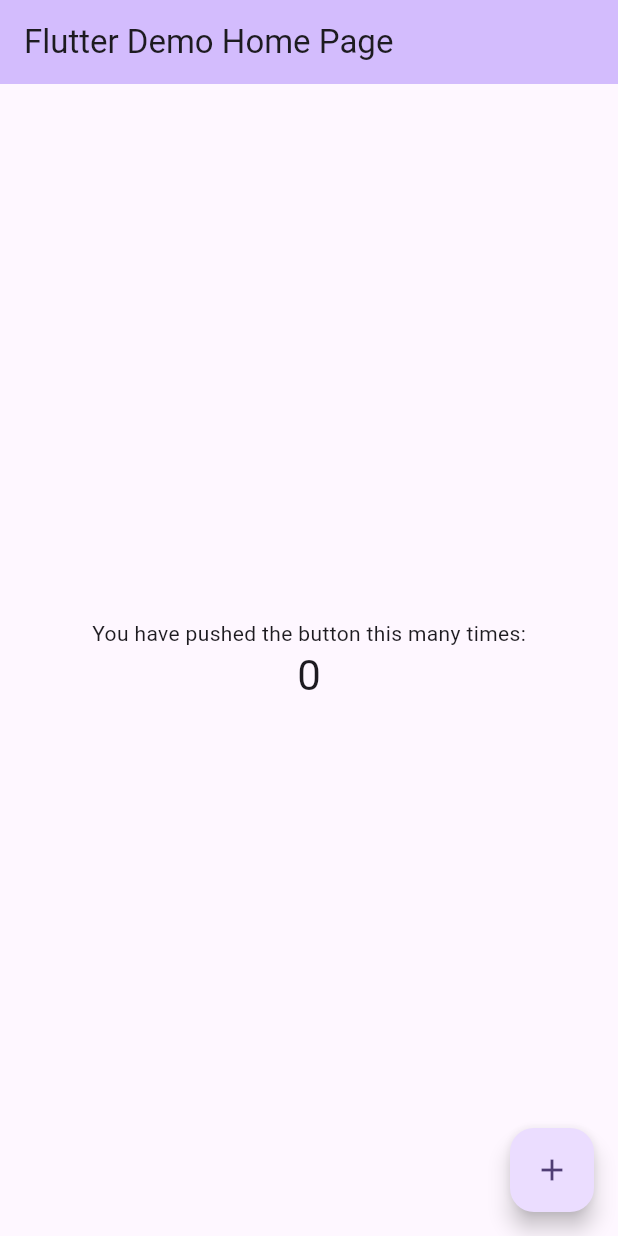
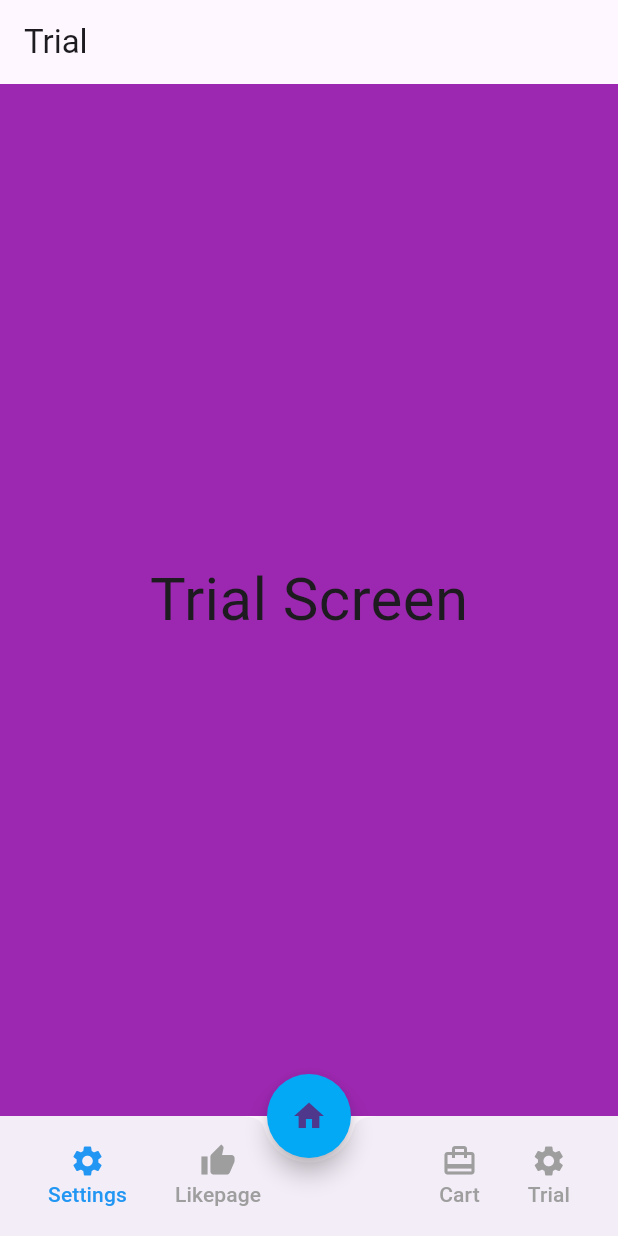
Before and after one commit to Vinoth-Android/ai_ecom_flutter, a Flutter app: the screen it shows after launch, on a phone screen of 412 x 824 dp. Run offline on Flutter 3.47's test engine with Material 3 defaults, Android fonts, the phone set to English and light mode, and no system bars; our stand-ins replace flutter_card_swiper, get, image_picker, permission_handler, shared_preferences.

Commit message:
get after bug fix

```diff
--- /dev/null
+++ b/lib/home.dart
@@ -0,0 +1,168 @@
+import 'package:ai_ecom_flutter/page/trial.dart';
+import 'package:ai_ecom_flutter/page/likepage.dart';
+import 'package:ai_ecom_flutter/page/cart.dart';
+import 'page/cardswip.dart';
+import 'page/trial.dart';
+import 'page/settings.dart';
+import 'package:flutter/material.dart';
+
+class Home extends StatefulWidget {
+  const Home({Key? key});
+
+  @override
+  HomeState createState() => HomeState();
+}
+
+class HomeState extends State<Home> {
+  int currentTab = 0;
+  final List<Widget> screens = [
+    const Trial(),
+    const Cart(),
+    const Settings(),
+  ];
+
+  final PageStorageBucket bucket = PageStorageBucket();
+  Widget currentScreen = const Trial(); // Initial screen set to Chat
+
+  @override
+  Widget build(BuildContext context) {
+    return Scaffold(
+      body: PageStorage(bucket: bucket, child: currentScreen),
+      floatingActionButton: FloatingActionButton(
+        onPressed: () {
+          setState(() {
+            currentScreen = const Cardswip(); // Navigate to Cardswip page
+            currentTab = 4; // Update tab index if needed
+          });
+        },
+        backgroundColor: Colors.lightBlue,
+        shape:
+            RoundedRectangleBorder(borderRadius: BorderRadius.circular(40.0)),
+        child: const Icon(Icons.home), // FAB icon remains as Home
+      ),
+      floatingActionButtonLocation: FloatingActionButtonLocation.centerDocked,
+      bottomNavigationBar: BottomAppBar(
+        shape: const CircularNotchedRectangle(),
+        notchMargin: 3,
+        child: SizedBox(
+          height: 40,
+          child: Row(
+            mainAxisAlignment: MainAxisAlignment.spaceBetween,
+            children: <Widget>[
+              Row(
+                crossAxisAlignment: CrossAxisAlignment.start,
+                children: [
+                  MaterialButton(
+                    minWidth: 30,
+                    onPressed: () {
+                      setState(() {
+                        currentScreen =
+                            const Settings(); // Keep Likepage or change to Chat
+                        currentTab = 0;
+                      });
+                    },
+                    child: Column(
+                      mainAxisAlignment: MainAxisAlignment.center,
+                      children: [
+                        Icon(
+                          Icons.settings,
+                          color: currentTab == 0 ? Colors.blue : Colors.grey,
+                        ),
+                        Text(
+                          "Settings", // Updated text
+                          style: TextStyle(
+                              color:
+                                  currentTab == 0 ? Colors.blue : Colors.grey),
+                        )
+                      ],
+                    ),
+                  ),
+                  MaterialButton(
+                    minWidth: 40,
+                    onPressed: () {
+                      setState(() {
+                        currentScreen =
+                            const Likepage(); // Navigate to Chat page
+                        currentTab = 1;
+                      });
+                    },
+                    child: Column(
+                      mainAxisAlignment: MainAxisAlignment.center,
+                      children: [
+                        Icon(
+                          Icons.thumb_up,
+                          color: currentTab == 1 ? Colors.blue : Colors.grey,
+                        ),
+                        Text(
+                          "Likepage",
+                          style: TextStyle(
+                              color:
+                                  currentTab == 1 ? Colors.blue : Colors.grey),
+                        )
+                      ],
+                    ),
+                  ),
+                ],
+              ),
+              Row(
+                crossAxisAlignment: CrossAxisAlignment.start,
+                children: [
+                  MaterialButton(
+                    minWidth: 40,
+                    onPressed: () {
+                      setState(() {
+                        currentScreen =
+                            const Cart(); // Navigate to Profile page
+                        currentTab = 2;
+                      });
+                    },
+                    child: Column(
+                      mainAxisAlignment: MainAxisAlignment.center,
+                      children: [
+                        Icon(
+                          Icons.card_travel, // Updated icon for profile
+                          color: currentTab == 2 ? Colors.blue : Colors.grey,
+                        ),
+                        Text(
+                          "Cart",
+                          style: TextStyle(
+                              color:
+                                  currentTab == 2 ? Colors.blue : Colors.grey),
+                        )
+                      ],
+                    ),
+                  ),
+                  MaterialButton(
+                    minWidth: 40,
+                    onPressed: () {
+                      setState(() {
+                        currentScreen =
+                            const Trial(); // Navigate to Settings page
+                        currentTab = 3;
+                      });
+                    },
+                    child: Column(
+                      mainAxisAlignment: MainAxisAlignment.center,
+                      children: [
+                        Icon(
+                          Icons.settings,
+                          color: currentTab == 3 ? Colors.blue : Colors.grey,
+                        ),
+                        Text(
+                          "Trial",
+                          style: TextStyle(
+                              color:
+                                  currentTab == 3 ? Colors.blue : Colors.grey),
+                        )
+                      ],
+                    ),
+                  ),
+                ],
+              )
+            ],
+          ),
+        ),
+      ),
+    );
+  }
+}
--- a/lib/main.dart
+++ b/lib/main.dart
@@ -1,125 +1,36 @@
 import 'package:flutter/material.dart';
+import 'package:get/get.dart';
+import 'package:shared_preferences/shared_preferences.dart';
+import 'home.dart';
 
-void main() {
-  runApp(const MyApp());
+void main() async {
+  WidgetsFlutterBinding.ensureInitialized();
+
+  SharedPreferences prefs = await SharedPreferences.getInstance();
+  String? savedLanguage = prefs.getString('selectedLanguage') ?? 'en';
+
+  // Load the localization for the saved language
+  runApp(MyApp(savedLanguage: savedLanguage));
 }
 
 class MyApp extends StatelessWidget {
-  const MyApp({super.key});
+  final String savedLanguage;
 
-  // This widget is the root of your application.
+  MyApp({required this.savedLanguage});
+
   @override
   Widget build(BuildContext context) {
-    return MaterialApp(
-      title: 'Flutter Demo',
+    // Set the initial locale for the app
+
+    return GetMaterialApp(
+      title: 'Language Demo',
+      home: const Home(),
+      locale: Locale(savedLanguage),
+      fallbackLocale: const Locale('en'),
       theme: ThemeData(
-        // This is the theme of your application.
-        //
-        // TRY THIS: Try running your application with "flutter run". You'll see
-        // the application has a purple toolbar. Then, without quitting the app,
-        // try changing the seedColor in the colorScheme below to Colors.green
-        // and then invoke "hot reload" (save your changes or press the "hot
-        // reload" button in a Flutter-supported IDE, or press "r" if you used
-        // the command line to start the app).
-        //
-        // Notice that the counter didn't reset back to zero; the application
-        // state is not lost during the reload. To reset the state, use hot
-        // restart instead.
-        //
-        // This works for code too, not just values: Most code changes can be
-        // tested with just a hot reload.
-        colorScheme: ColorScheme.fromSeed(seedColor: Colors.deepPurple),
-        useMaterial3: true,
+        primarySwatch: Colors.blue,
+        visualDensity: VisualDensity.adaptivePlatformDensity,
       ),
-      home: const MyHomePage(title: 'Flutter Demo Home Page'),
     );
   }
 }
-
-class MyHomePage extends StatefulWidget {
-  const MyHomePage({super.key, required this.title});
-
-  // This widget is the home page of your application. It is stateful, meaning
-  // that it has a State object (defined below) that contains fields that affect
-  // how it looks.
-
-  // This class is the configuration for the state. It holds the values (in this
-  // case the title) provided by the parent (in this case the App widget) and
-  // used by the build method of the State. Fields in a Widget subclass are
-  // always marked "final".
-
-  final String title;
-
-  @override
-  State<MyHomePage> createState() => _MyHomePageState();
-}
-
-class _MyHomePageState extends State<MyHomePage> {
-  int _counter = 0;
-
-  void _incrementCounter() {
-    setState(() {
-      // This call to setState tells the Flutter framework that something has
-      // changed in this State, which causes it to rerun the build method below
-      // so that the display can reflect the updated values. If we changed
-      // _counter without calling setState(), then the build method would not be
-      // called again, and so nothing would appear to happen.
-      _counter++;
-    });
-  }
-
-  @override
-  Widget build(BuildContext context) {
-    // This method is rerun every time setState is called, for instance as done
-    // by the _incrementCounter method above.
-    //
-    // The Flutter framework has been optimized to make rerunning build methods
-    // fast, so that you can just rebuild anything that needs updating rather
-    // than having to individually change instances of widgets.
-    return Scaffold(
-      appBar: AppBar(
-        // TRY THIS: Try changing the color here to a specific color (to
-        // Colors.amber, perhaps?) and trigger a hot reload to see the AppBar
-        // change color while the other colors stay the same.
-        backgroundColor: Theme.of(context).colorScheme.inversePrimary,
-        // Here we take the value from the MyHomePage object that was created by
-        // the App.build method, and use it to set our appbar title.
-        title: Text(widget.title),
-      ),
-      body: Center(
-        // Center is a layout widget. It takes a single child and positions it
-        // in the middle of the parent.
-        child: Column(
-          // Column is also a layout widget. It takes a list of children and
-          // arranges them vertically. By default, it sizes itself to fit its
-          // children horizontally, and tries to be as tall as its parent.
-          //
-          // Column has various properties to control how it sizes itself and
-          // how it positions its children. Here we use mainAxisAlignment to
-          // center the children vertically; the main axis here is the vertical
-          // axis because Columns are vertical (the cross axis would be
-          // horizontal).
-          //
-          // TRY THIS: Invoke "debug painting" (choose the "Toggle Debug Paint"
-          // action in the IDE, or press "p" in the console), to see the
-          // wireframe for each widget.
-          mainAxisAlignment: MainAxisAlignment.center,
-          children: <Widget>[
-            const Text(
-              'You have pushed the button this many times:',
-            ),
-            Text(
-              '$_counter',
-              style: Theme.of(context).textTheme.headlineMedium,
-            ),
-          ],
-        ),
-      ),
-      floatingActionButton: FloatingActionButton(
-        onPressed: _incrementCounter,
-        tooltip: 'Increment',
-        child: const Icon(Icons.add),
-      ), // This trailing comma makes auto-formatting nicer for build methods.
-    );
-  }
-}
--- /dev/null
+++ b/lib/page/cardswip.dart
@@ -0,0 +1,61 @@
+import 'package:flutter/material.dart';
+import 'package:flutter_card_swiper/flutter_card_swiper.dart';
+
+class Cardswip extends StatefulWidget {
+  const Cardswip({Key? key});
+
+  @override
+  State<Cardswip> createState() => _CardswipState();
+}
+
+class _CardswipState extends State<Cardswip> {
+  List<Container> cards = [
+    Container(
+      alignment: Alignment.center,
+      child: Image.asset('assets/images/img.jpg'),
+    ),
+    Container(
+      alignment: Alignment.center,
+      child: Image.asset('assets/images/img2.jpg'),
+    ),
+    Container(
+      alignment: Alignment.center,
+      child: Image.asset('assets/images/img2.jpg'),
+    ),
+  ];
+
+  @override
+  Widget build(BuildContext context) {
+    return MaterialApp(
+      home: Scaffold(
+        body: Center(
+          child: Padding(
+            padding: const EdgeInsets.all(0),
+            child: GridView.count(
+              crossAxisCount: 2,
+              childAspectRatio: 0.7,
+              shrinkWrap: true,
+              physics: NeverScrollableScrollPhysics(),
+              children: List.generate(
+                4,
+                (index) {
+                  return AspectRatio(
+                    aspectRatio: 0.6,
+                    child: CardSwiper(
+                      padding: const EdgeInsets.all(1),
+                      numberOfCardsDisplayed: 1,
+                      cardsCount: cards.length,
+                      cardBuilder: (context, index, percentThresholdX,
+                              percentThresholdY) =>
+                          cards[index],
+                    ),
+                  );
+                },
+              ),
+            ),
+          ),
+        ),
+      ),
+    );
+  }
+}
--- /dev/null
+++ b/lib/page/cart.dart
@@ -0,0 +1,21 @@
+import 'package:flutter/material.dart';
+
+class Cart extends StatefulWidget {
+  const Cart({super.key});
+
+  @override
+  _CartState createState() => _CartState();
+}
+
+class _CartState extends State<Cart> {
+  @override
+  Widget build(BuildContext context) {
+    return Scaffold(
+      backgroundColor: Colors.green,
+      appBar: AppBar(title: const Text("Cart")),
+      body: const Center(
+        child: Text("Cart Screen", style: TextStyle(fontSize: 40)),
+      ),
+    );
+  }
+}
--- /dev/null
+++ b/lib/page/likepage.dart
@@ -0,0 +1,20 @@
+import 'package:flutter/material.dart';
+
+class Likepage extends StatefulWidget {
+  const Likepage({Key? key});
+
+  @override
+  LikepageState createState() => LikepageState();
+}
+
+class LikepageState extends State<Likepage> {
+  @override
+  Widget build(BuildContext context) {
+    return Scaffold(
+      appBar: AppBar(title: const Text('Image Example')),
+      body: Center(
+        child: Image.asset('assets/images/img2.jpg'),
+      ),
+    );
+  }
+}
--- /dev/null
+++ b/lib/page/trial.dart
@@ -0,0 +1,21 @@
+import 'package:flutter/material.dart';
+
+class Trial extends StatefulWidget {
+  const Trial({super.key});
+
+  @override
+  _TrialState createState() => _TrialState();
+}
+
+class _TrialState extends State<Trial> {
+  @override
+  Widget build(BuildContext context) {
+    return Scaffold(
+      backgroundColor: Colors.purple,
+      appBar: AppBar(title: const Text("Trial")),
+      body: const Center(
+        child: Text("Trial Screen", style: TextStyle(fontSize: 40)),
+      ),
+    );
+  }
+}
```
Also changed, not shown: lib/page/settings.dart (added, +51 -0 lines), lib/page/settingspage/settingspages/edit_profile.dart (added, +129 -0 lines), lib/page/settingspage/settingspages/languagescreen.dart (added, +135 -0 lines), pubspec.yaml (+7 -0 lines), pubspec.lock, 19 other files.
